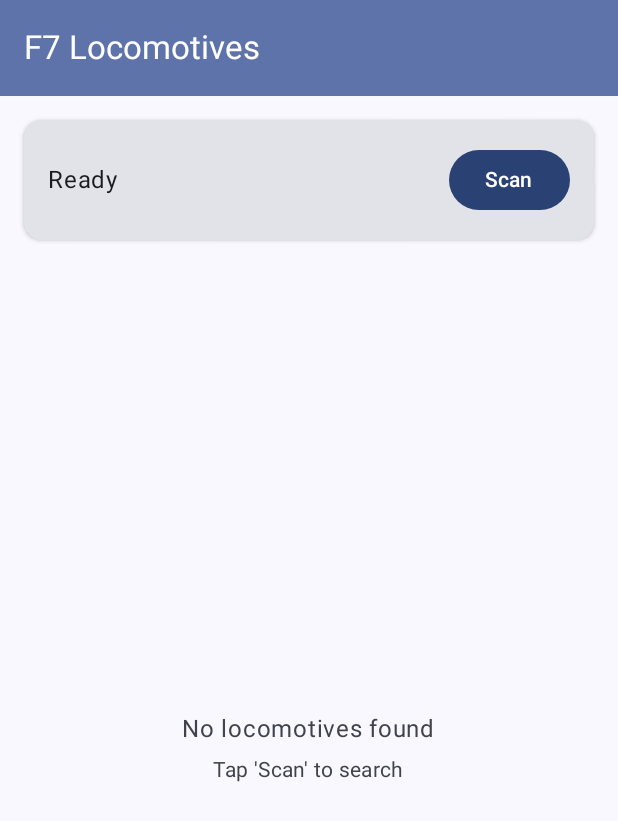
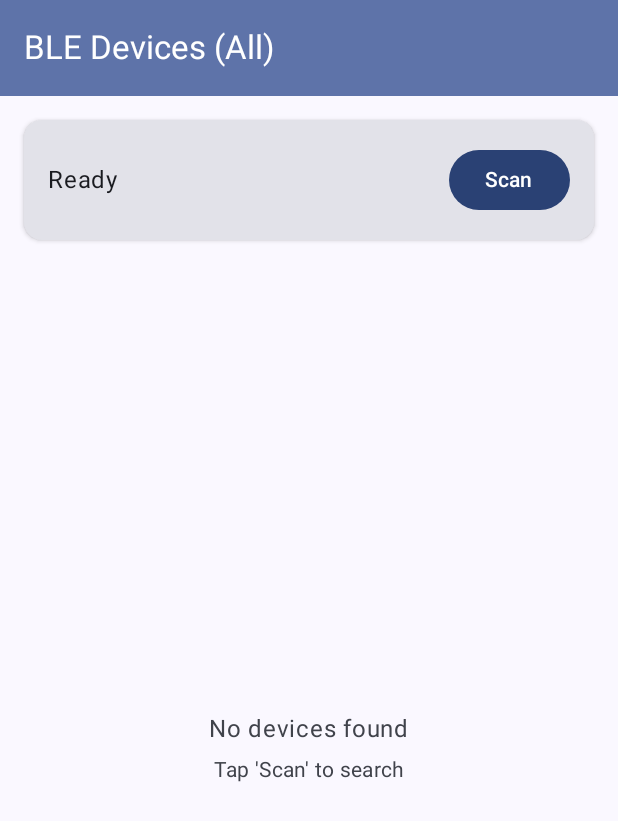
Before and after one commit to winterberryice/lino, an Android app built with Jetpack Compose: the screen it shows after launch (MainActivity), on a phone screen of 412 x 824 dp. Shown: the top 821 px of the screen. Run offline under Robolectric (Android 15) with nearby library versions, the phone set to English and light mode, and no system bars.

Commit message:
Remove device name filter to show all BLE devices for testing
Changes:
- Removed F7_Loko_ prefix filter in BleManager scanCallback
- Now displays ALL discovered BLE devices regardless of name
- Handles devices with no name (shows "Unknown Device")
- Updated UI text to reflect "BLE Devices (All)" instead of "F7 Locomotives"
- Updated permission description and empty state messages

This allows testing connection functionality with any available BLE device.
Filter can be re-enabled later for production use.

```diff
--- a/android/app/src/main/java/com/kacpersledz/lino/ble/BleManager.kt
+++ b/android/app/src/main/java/com/kacpersledz/lino/ble/BleManager.kt
@@ -56,9 +56,9 @@ class BleManager private constructor(private val context: Context) {
         @SuppressLint("MissingPermission")
         override fun onScanResult(callbackType: Int, result: ScanResult) {
             val device = result.device
-            val deviceName = device.name ?: return
+            val deviceName = device.name ?: "Unknown Device"
 
-            if (deviceName.startsWith(DEVICE_NAME_PREFIX)) {
+            // Show ALL devices for testing (filter removed)
             val locomotiveDevice = LocomotiveDevice(
                 name = deviceName,
                 address = device.address,
@@ -75,7 +75,6 @@ class BleManager private constructor(private val context: Context) {
             }
 
             _discoveredDevices.value = currentDevices.sortedByDescending { it.rssi }
-            }
         }
 
         override fun onScanFailed(errorCode: Int) {
--- a/android/app/src/main/java/com/kacpersledz/lino/ui/scanner/ScannerScreen.kt
+++ b/android/app/src/main/java/com/kacpersledz/lino/ui/scanner/ScannerScreen.kt
@@ -71,7 +71,7 @@ fun ScannerScreen(
     Scaffold(
         topBar = {
             TopAppBar(
-                title = { Text("F7 Locomotives") },
+                title = { Text("BLE Devices (All)") },
                 colors = TopAppBarDefaults.topAppBarColors(
                     containerColor = MaterialTheme.colorScheme.primaryContainer,
                     titleContentColor = MaterialTheme.colorScheme.onPrimaryContainer
@@ -145,7 +145,7 @@ fun ScannerScreen(
                 ) {
                     Column(horizontalAlignment = Alignment.CenterHorizontally) {
                         Text(
-                            text = if (isScanning) "Searching for locomotives..." else "No locomotives found",
+                            text = if (isScanning) "Searching for BLE devices..." else "No devices found",
                             style = MaterialTheme.typography.bodyLarge,
                             color = MaterialTheme.colorScheme.onSurfaceVariant
                         )
@@ -244,7 +244,7 @@ fun PermissionRequestContent(
                 textAlign = TextAlign.Center
             )
             Text(
-                text = "This app needs Bluetooth permissions to scan and connect to F7 locomotives.",
+                text = "This app needs Bluetooth permissions to scan and connect to BLE devices.",
                 style = MaterialTheme.typography.bodyMedium,
                 textAlign = TextAlign.Center,
                 color = MaterialTheme.colorScheme.onSurfaceVariant
```
Lines whose indentation alone changed are shown as unchanged.
